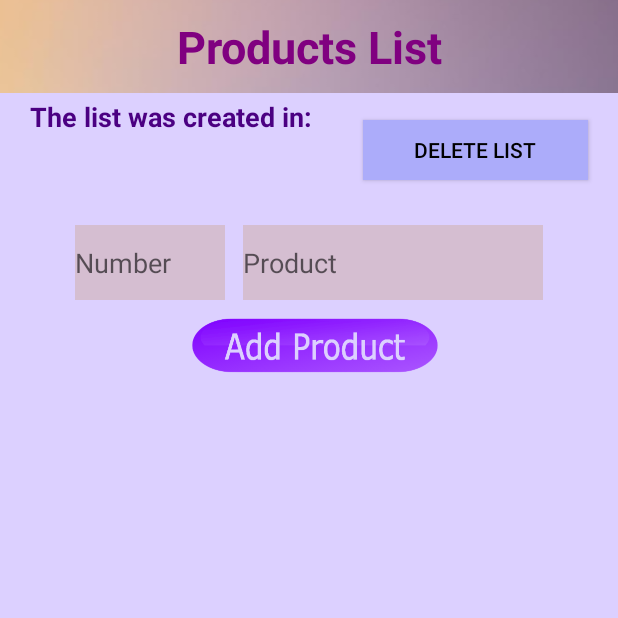
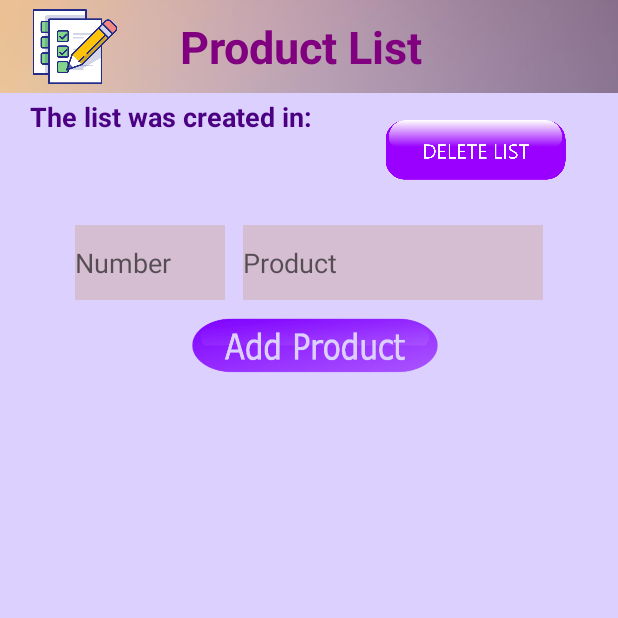
Before and after one commit to HidosBiancaSidonia/ShoppingListApp, an Android app: the ProductsActivity screen opened directly, with no data from a screen before it, on a phone screen of 412 x 824 dp, the top half of it. Run offline under Robolectric (Android 15) with nearby library versions, the phone set to English and light mode, and no system bars; 2 statements that could not run were skipped.

Commit message:
Added updates for ProductsActivity

```diff
--- a/app/src/main/java/database/DataBaseHelper.java
+++ b/app/src/main/java/database/DataBaseHelper.java
@@ -317,6 +317,6 @@ public class DataBaseHelper extends SQLiteOpenHelper {
 
     public void deleteListProduct(Integer id){
         SQLiteDatabase db = this.getWritableDatabase();
-        db.delete(TABLE_LIST_PRODUCT, COLUMN_LIST_ID_FK +  "=" + id, null) ;
+        db.delete(TABLE_LIST_PRODUCT, COLUMN_LIST_PRODUCT_ID +  "=" + id, null) ;
     }
 }
--- a/app/src/main/res/layout/activity_products.xml
+++ b/app/src/main/res/layout/activity_products.xml
@@ -34,16 +34,15 @@
             android:textColor="@color/indigo"
             android:textSize="20sp"
             android:layout_marginLeft="20dp"/>
-        <Button
+        <ImageView
             android:layout_width="150dp"
-            android:layout_height="40dp"
-            android:text="DELETE LIST"
+            android:layout_height="60dp"
             android:layout_alignParentEnd="true"
-            android:layout_marginTop="80dp"
+            android:layout_marginTop="70dp"
             android:layout_marginRight="20dp"
-            android:background="#acacfa"
             android:textColor="@color/black"
-            android:onClick="Click_DeleteList"/>
+            android:onClick="Click_DeleteList"
+            android:src="@drawable/button_delete"/>
 
         <EditText
             android:id="@+id/product_number"
--- a/app/src/main/res/layout/main_toolbar_products.xml
+++ b/app/src/main/res/layout/main_toolbar_products.xml
@@ -7,14 +7,19 @@
     android:gravity="center_vertical"
     android:background="@drawable/bar">
 
+    <ImageView
+        android:layout_width="100dp"
+        android:layout_height="50dp"
+        android:src="@drawable/list"
+        android:contentDescription="@string/list" />
     <TextView
         android:layout_width="0dp"
         android:layout_height="wrap_content"
         android:layout_weight="1"
-        android:text="Products List"
+        android:text="@string/product_list"
         android:textSize="30sp"
         android:textStyle="bold"
-        android:textAlignment="center"
+        android:layout_marginStart="20dp"
         android:textColor="#800080"/>
 
 </LinearLayout>
--- a/app/src/main/res/values/strings.xml
+++ b/app/src/main/res/values/strings.xml
@@ -26,4 +26,6 @@
     <string name="product">Product</string>
     <string name="number">Number</string>
     <string name="add_product">add product</string>
+    <string name="product_list">Product List</string>
+    <string name="list">list</string>
 </resources>
```
Also changed, not shown: app/src/main/java/activity/ProductsActivity.java (+36 -5 lines), app/src/main/res/layout/product_row.xml (added, +21 -0 lines), app/src/main/res/drawable-v24/bulet.png (added), app/src/main/res/drawable-v24/button_delete.png (added).
